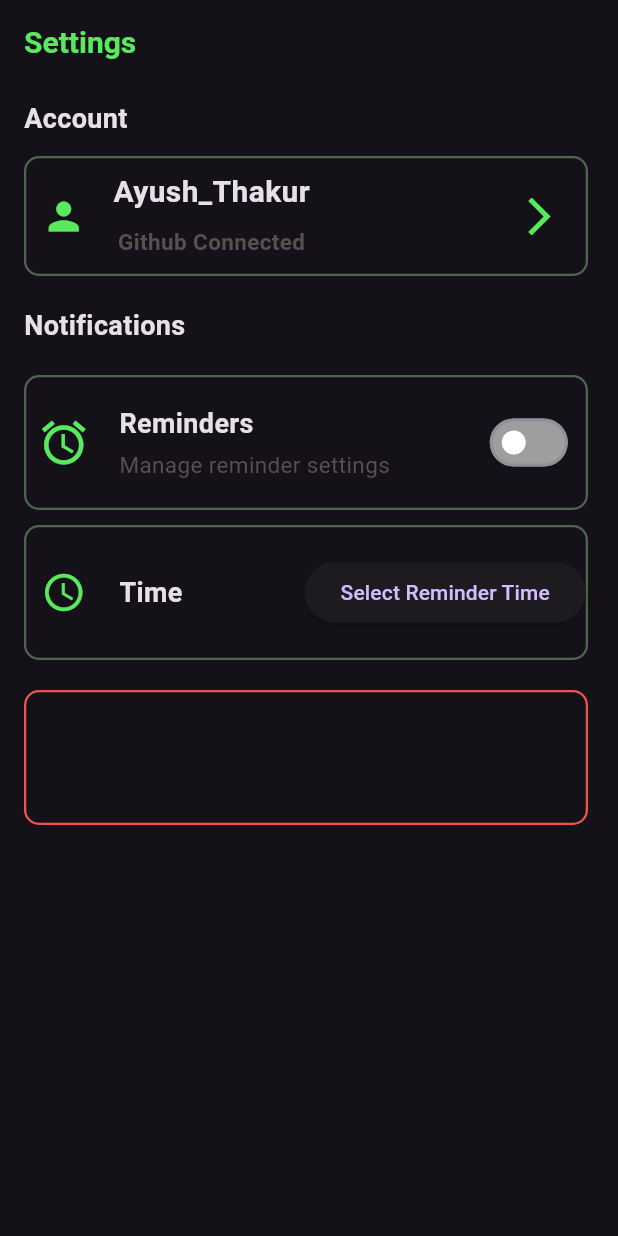
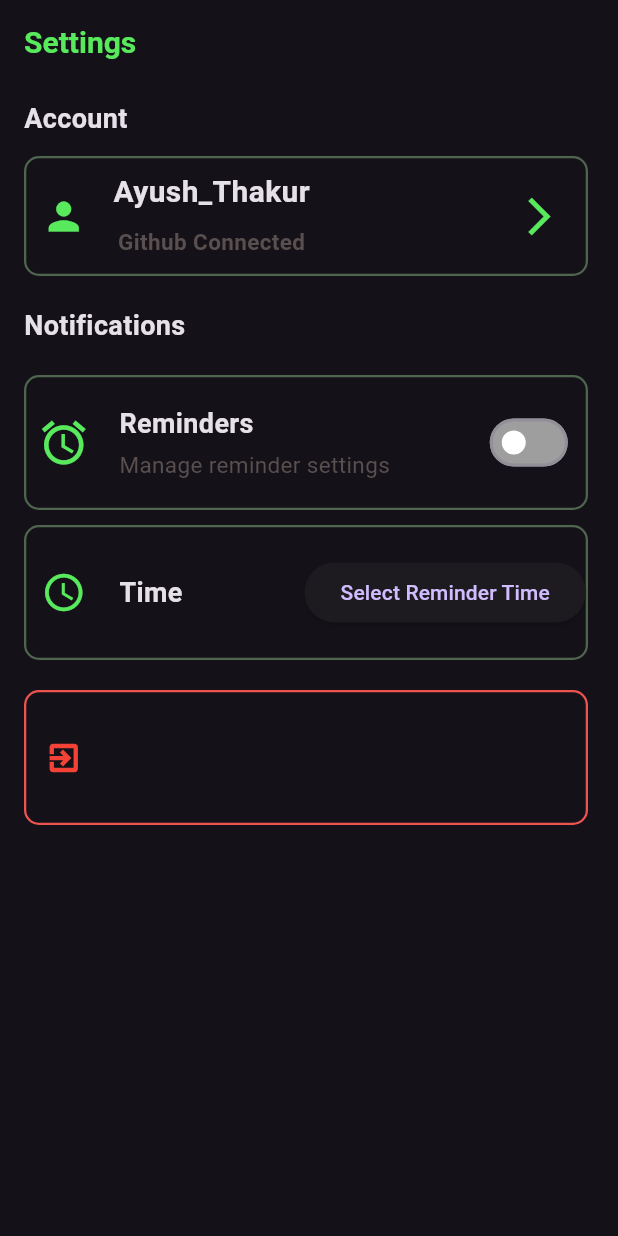
Before and after one commit to zen-void59/Git-Streak-App, a Flutter app: the screen it shows after launch, on a phone screen of 412 x 824 dp. Run offline on Flutter 3.47's test engine with Material 3 defaults, Android fonts, the phone set to English and light mode, and no system bars.

Commit message:
small changes

```diff
--- a/lib/settings_page.dart
+++ b/lib/settings_page.dart
@@ -271,7 +271,11 @@ class _SettingsPageState extends State<SettingsPage> {
                   ),
                   child: Row(
                     children: [
-
+                      const CircleAvatar(
+                        radius:25,
+                        backgroundColor: Colors.transparent,
+                        child:  Icon(Icons.exit_to_app,fontWeight: FontWeight.bold,color: Colors.red, ),
+                      )
                     ],
 
                   ),
```
